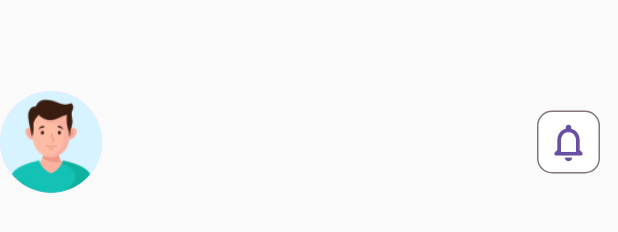
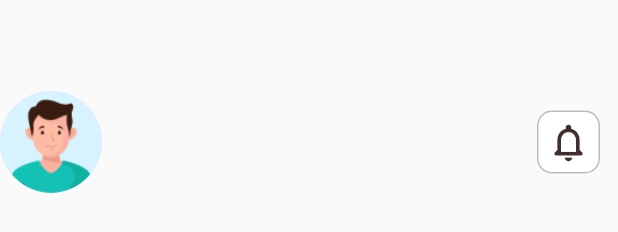
Before and after one commit to davanntet/midterm_flutter, a Flutter app: the HomeBar widget shown alone on an empty page, opened directly, on a phone screen of 412 x 824 dp. Shown: the part 476-708 px from the top of the screen. Run offline on Flutter 3.47's test engine with Material 2 defaults, Android fonts, the phone set to English and light mode, and no system bars.

Commit message:
Final Finish

```diff
--- a/lib/Model/SettingData.dart
+++ b/lib/Model/SettingData.dart
@@ -45,7 +45,7 @@ List<AboutSetting> SupportSettings() {
       color: MaterialColors.green));
   list.add(AboutSetting(
       title: "Log Out",
-      icon: "lib/asset/icon/about.logout",
+      icon: "lib/asset/icon/logout.png",
       color: MaterialColors.orange));
   return list;
 }
--- a/lib/components/Home/HomeBar.dart
+++ b/lib/components/Home/HomeBar.dart
@@ -1,4 +1,5 @@
 import 'package:flutter/material.dart';
+import 'package:midterm_flutter/utils/GetMaterail.dart';
 
 class HomeBar extends StatelessWidget {
   const HomeBar({super.key});
@@ -44,10 +45,11 @@ class HomeBar extends StatelessWidget {
                   decoration: BoxDecoration(
                       borderRadius: BorderRadius.circular(10),
                       border: Border.all(
-                          color: Theme.of(context).hintColor, width: 1),
+                          color: MaterialColors.four.withOpacity(0.5), width: 1),
                       color: Colors.white),
                   child: const Icon(
                     Icons.notifications_none_rounded,
+                    color: MaterialColors.two,
                     size: 30,
                   ),
                 ),
--- a/lib/components/Profile/ProfileAccountSetting.dart
+++ b/lib/components/Profile/ProfileAccountSetting.dart
@@ -14,7 +14,7 @@ class ProfileAccountSetting extends StatelessWidget {
           title: "Account Setting",
         ),
         ...List.generate(
-            4,
+            list.length,
             (index) => TemplateSetting(
                   setting: list[index],
                 ))
--- a/lib/components/Profile/ProfileSupportSetting.dart
+++ b/lib/components/Profile/ProfileSupportSetting.dart
@@ -15,7 +15,7 @@ class ProfileSupportSetting extends StatelessWidget {
           title: "Support",
         ),
         ...List.generate(
-            4,
+            list.length,
             (index) => TemplateSetting(
                   setting: list[index],
                 ))
```
